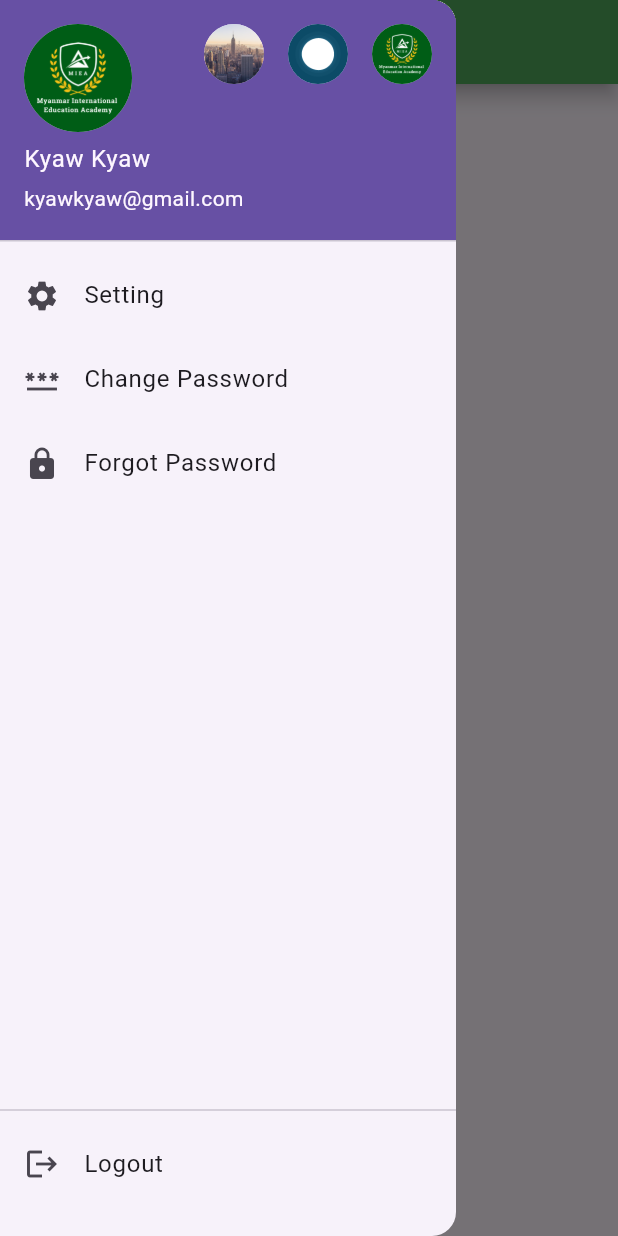
After one commit to MyintMyatKaungPHP/llp_flutter_learning_app, a Flutter app: the DrawerDemo screen opened directly, with the side drawer open, on a phone screen of 412 x 824 dp. The commit adds this screen. Run offline on Flutter 3.47's test engine with Material 3 defaults, Android fonts, the phone set to English and light mode, and no system bars; our stand-ins replace backdrop, convex_bottom_bar, flutter_slidable; missing offline and left inert: hidable, widget_with_codeview.

Commit message:
31 Aug 24
Search bar, bottom sheet, bottom tab bar, dialogs, drawer, tabs

```diff
--- a/lib/homescreen.dart
+++ b/lib/homescreen.dart
@@ -17,6 +17,11 @@ import 'package:llp_flutter_learning_app/lists/list_tile_demo.dart';
 import 'package:llp_flutter_learning_app/lists/reorderable_listview_demo.dart';
 import 'package:llp_flutter_learning_app/lists/slidable_listtile_demo.dart';
 import 'package:llp_flutter_learning_app/lists/swipe_to_dismiss_demo.dart';
+import 'package:llp_flutter_learning_app/navigations/bottom_sheet_demo.dart';
+import 'package:llp_flutter_learning_app/navigations/bottom_tabbar_demo.dart';
+import 'package:llp_flutter_learning_app/navigations/dialogs_demo.dart';
+import 'package:llp_flutter_learning_app/navigations/drawer_demo.dart';
+import 'package:llp_flutter_learning_app/navigations/tabs_demo.dart';
 import 'package:llp_flutter_learning_app/previewscreen.dart';
 import 'package:llp_flutter_learning_app/widgets/button_demo.dart';
 import 'package:llp_flutter_learning_app/widgets/dropdown_demo.dart';
@@ -109,11 +114,11 @@ class HomeScreen extends StatelessWidget {
     ];
 
     final List<Widget> navigations = [
-      buildSubtitle('Tabs', Placeholder(), ''),
-      buildSubtitle('Dialogs', Placeholder(), ''),
-      buildSubtitle('Drawers', Placeholder(), ''),
-      buildSubtitle('BottomSheet', Placeholder(), ''),
-      buildSubtitle('BottomTabBar', Placeholder(), ''),
+      buildSubtitle('Tabs', TabsDemo(), 'navigations/tabs_demo.dart'),
+      buildSubtitle('Dialogs', DialogsDemo(), 'navigations/dialogs_demo.dart'),
+      buildSubtitle('Drawers', DrawerDemo(), 'navigations/drawer_demo.dart'),
+      buildSubtitle('BottomSheet', BottomSheetDemo(), 'navigations/drawer_demo.dart'),
+      buildSubtitle('BottomTabBar', BottomTabbarDemo(), 'navigations/bottom_tabbar_demo.dart'),
       buildSubtitle('BottomNavBar', Placeholder(), ''),
       buildSubtitle('Page Selector', Placeholder(), ''),
       buildSubtitle('DraggableScrollableSheet', Placeholder(), ''),
--- a/lib/lists/listview_builder_demo.dart
+++ b/lib/lists/listview_builder_demo.dart
@@ -1,5 +1,4 @@
 import 'package:flutter/material.dart';
-import 'package:badges/badges.dart' as bd;
 
 class User {
   String name, message, image, time;
--- /dev/null
+++ b/lib/navigations/drawer_demo.dart
@@ -0,0 +1,64 @@
+import 'package:flutter/material.dart';
+
+class DrawerDemo extends StatelessWidget {
+  const DrawerDemo({super.key});
+
+  @override
+  Widget build(BuildContext context) {
+    return Scaffold(
+      appBar: AppBar(
+        title: Text('Drawer Demo'),
+      ),
+      drawer: Drawer(
+        child: Column(
+          mainAxisSize: MainAxisSize.max,
+          children: [
+            UserAccountsDrawerHeader(
+                accountName: Text('Kyaw Kyaw'),
+                accountEmail: Text('kyawkyaw@gmail.com'),
+                currentAccountPicture: CircleAvatar(
+                  backgroundImage: AssetImage('assets/images/miea.png'),
+                ),
+              otherAccountsPictures: [
+                CircleAvatar(
+                  backgroundImage: AssetImage('assets/images/city.jpg'),
+                ),
+                CircleAvatar(
+                  backgroundImage: AssetImage('assets/images/ypi.gif'),
+                ),
+                CircleAvatar(
+                  backgroundImage: AssetImage('assets/images/miea.png'),
+                ),
+              ],
+            ),
+            Expanded(child: SingleChildScrollView(
+              child: Column(
+                children: [
+                  ListTile(
+                    leading: Icon(Icons.settings),
+                    title: Text('Setting'),
+                  ),
+                  ListTile(
+                    leading: Icon(Icons.password),
+                    title: Text('Change Password'),
+                  ),
+                  ListTile(
+                    leading: Icon(Icons.lock),
+                    title: Text('Forgot Password'),
+                  ),
+
+                ],
+              ),
+            )),
+            Divider(),
+            ListTile(
+              leading: Icon(Icons.logout),
+              title: Text('Logout'),
+            ),
+            SizedBox(height: 20,),
+          ],
+        ),
+      ),
+    );
+  }
+}
--- a/pubspec.yaml
+++ b/pubspec.yaml
@@ -17,6 +17,7 @@ dependencies:
   backdrop: ^0.9.1
   convex_bottom_bar: ^3.2.0
   hidable: ^1.0.6
+  intl: ^0.19.0
 
 dev_dependencies:
   flutter_test:
```
Also changed, not shown: lib/appbars/searchbar_demo.dart (+67 -3 lines), lib/navigations/bottom_sheet_demo.dart (added, +51 -0 lines), lib/navigations/bottom_tabbar_demo.dart (added, +45 -0 lines), lib/navigations/dialogs_demo.dart (added, +182 -0 lines), lib/navigations/tabs_demo.dart (added, +46 -0 lines), lib/widgets/global_key_example.dart (deleted, +0 -65 lines), pubspec.lock.
